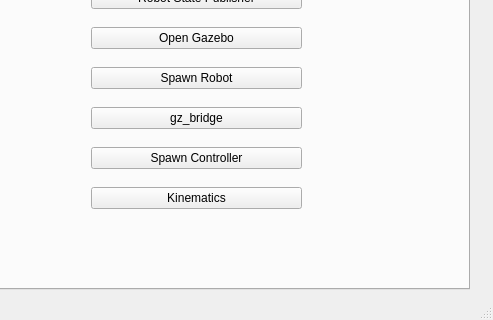
The window that form.ui (Bakso14/pyqt_omniwheel) describes before a commit, drawn with Qt 5; both pictures show x 81 to 574 and y 311 to 631 of the 574 by 631 pixel window.
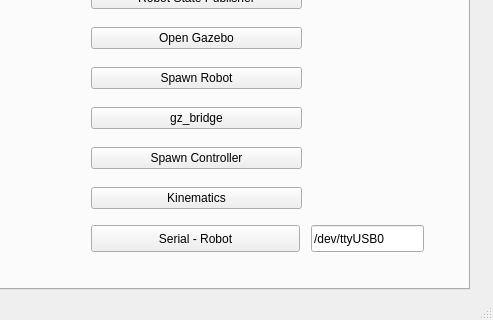
The same window after the commit.

The edit to the form file:
```diff
--- a/form.ui
+++ b/form.ui
@@ -69,7 +69,7 @@
        <string>Dummy: Input Vel</string>
       </property>
      </widget>
-     <widget class="QWidget" name="">
+     <widget class="QWidget" name="layoutWidget">
       <property name="geometry">
        <rect>
         <x>160</x>
@@ -130,6 +130,38 @@
        </item>
       </layout>
      </widget>
+     <widget class="QPushButton" name="buttonRos8">
+      <property name="geometry">
+       <rect>
+        <x>160</x>
+        <y>500</y>
+        <width>209</width>
+        <height>27</height>
+       </rect>
+      </property>
+      <property name="text">
+       <string>Serial - Robot</string>
+      </property>
+     </widget>
+     <widget class="QLineEdit" name="serial_port_edit">
+      <property name="geometry">
+       <rect>
+        <x>380</x>
+        <y>500</y>
+        <width>113</width>
+        <height>27</height>
+       </rect>
+      </property>
+      <property name="text">
+       <string>/dev/ttyUSB0</string>
+      </property>
+     </widget>
+     <zorder>buttonRos8</zorder>
+     <zorder>pushButton</zorder>
+     <zorder>pushButton_2</zorder>
+     <zorder>pushButton_3</zorder>
+     <zorder>layoutWidget</zorder>
+     <zorder>serial_port_edit</zorder>
     </widget>
     <widget class="QWidget" name="Omniwheel">
      <attribute name="title">
```
